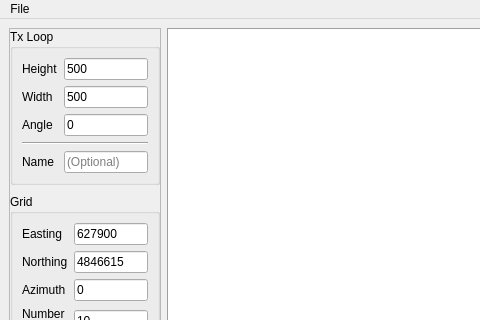
Old version of the form src/qt_ui/grid_planner.ui in the repository Eric-Meunier/Processor-Suite; both pictures show x 0 to 480 and y 0 to 320 of the 1126 by 870 pixel window.
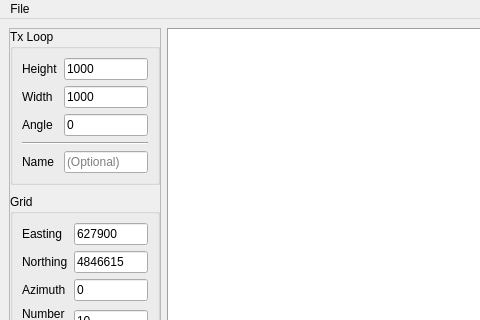
New version of the form. Custom widgets are drawn as their Qt base class.

Commit message: Grid planner complete.

The edit to the form file:
```diff
--- a/src/qt_ui/grid_planner.ui
+++ b/src/qt_ui/grid_planner.ui
@@ -130,7 +130,7 @@
              </size>
             </property>
             <property name="text">
-             <string>500</string>
+             <string>1000</string>
             </property>
            </widget>
           </item>
@@ -143,7 +143,7 @@
              </sizepolicy>
             </property>
             <property name="text">
-             <string>500</string>
+             <string>1000</string>
             </property>
            </widget>
           </item>
```
The commit also changes 1 other file.
